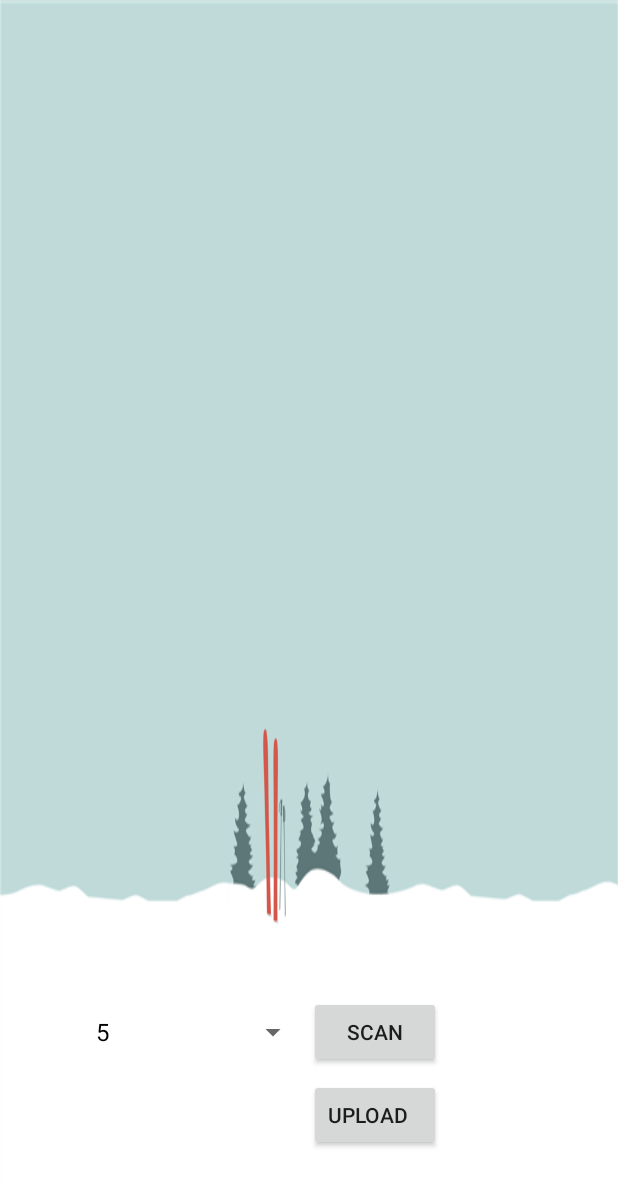
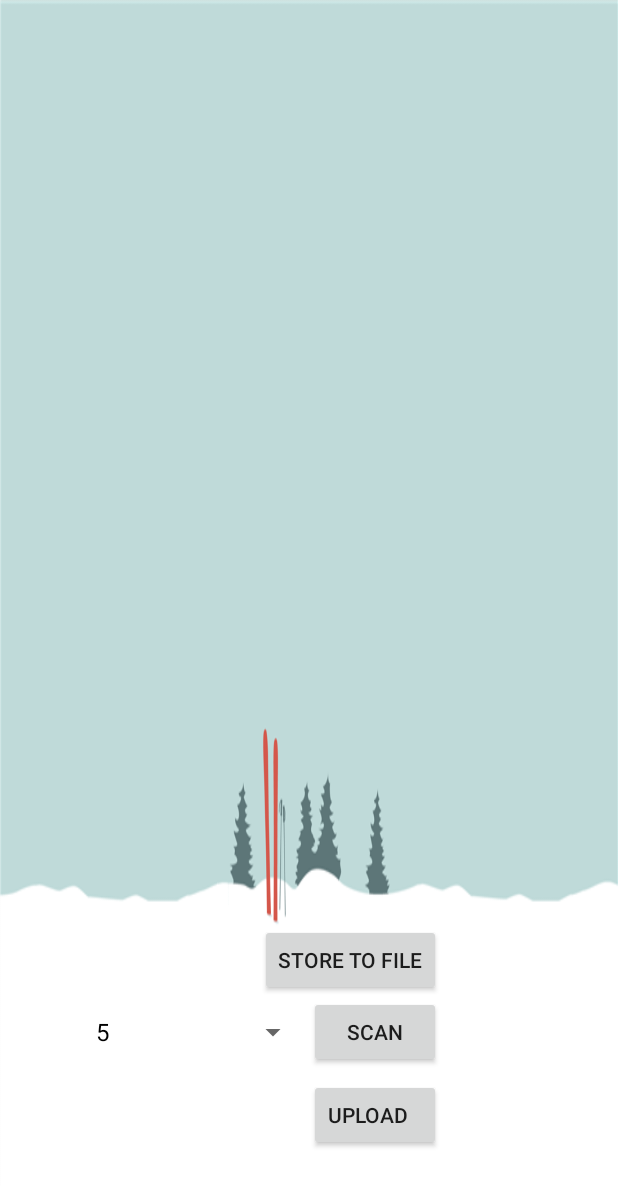
Before and after one commit to aravindgg55/Events-App, an Android app: the Event screen opened directly, with no data from a screen before it, on a phone screen of 412 x 824 dp. Shown: the top 1186 px of the screen. Run offline under Robolectric (Android 15) with nearby library versions, the phone set to English and light mode, and no system bars.

Commit message:
add stub for file

```diff
--- a/app/src/main/java/com/example/aravind/techies/Event.java
+++ b/app/src/main/java/com/example/aravind/techies/Event.java
@@ -34,6 +34,8 @@ public class Event extends Activity {
     Button upload;
     Intent intent;
     String event_name;
+
+    Button fileButton;
     String restored_event_name;
     int memberCount;
     public static String pref_event="key";
@@ -46,6 +48,7 @@ public class Event extends Activity {
         setContentView(R.layout.event);
         sharedPreferences=getSharedPreferences(MyPREFERENCES, MODE_PRIVATE);
         final SharedPreferences.Editor editor=sharedPreferences.edit();
+        editor.commit();
 
         spinner_values=getResources().getStringArray(R.array.spinner_val);
         spinner=(Spinner)findViewById(R.id.spinner);
@@ -94,6 +97,10 @@ public class Event extends Activity {
                 startActivityForResult(intent,45);
             }
         });
+
+
+        fileButton =  (Button) findViewById(R.id.button_scan);
+
     }
 
     @Override
@@ -126,4 +133,11 @@ public class Event extends Activity {
 
     }
 
+
+    public void storeToFile(View view){
+
+        Toast.makeText(this,"Done",Toast.LENGTH_SHORT).show();
+
+    }
+
 }
--- a/app/src/main/res/layout/event.xml
+++ b/app/src/main/res/layout/event.xml
@@ -50,4 +50,14 @@
         android:spinnerMode="dropdown"
         android:layout_alignTop="@+id/button_scan"
         android:layout_toStartOf="@+id/codes_count" />
+
+    <Button
+        android:layout_width="wrap_content"
+        android:layout_height="wrap_content"
+        android:text="store to file"
+        android:id="@+id/button_store"
+        android:layout_above="@+id/button_scan"
+        android:layout_alignEnd="@+id/button_scan"
+        android:nestedScrollingEnabled="false"
+        android:onClick="storeToFile" />
 </RelativeLayout>
```
Also changed, not shown: 28 other files.
